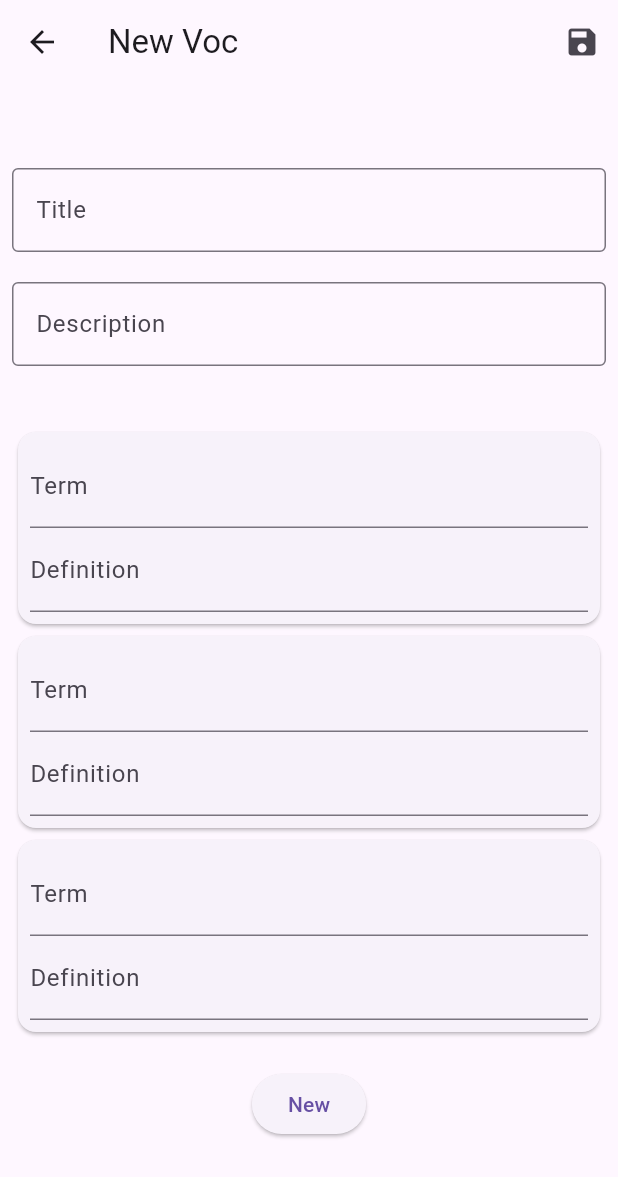
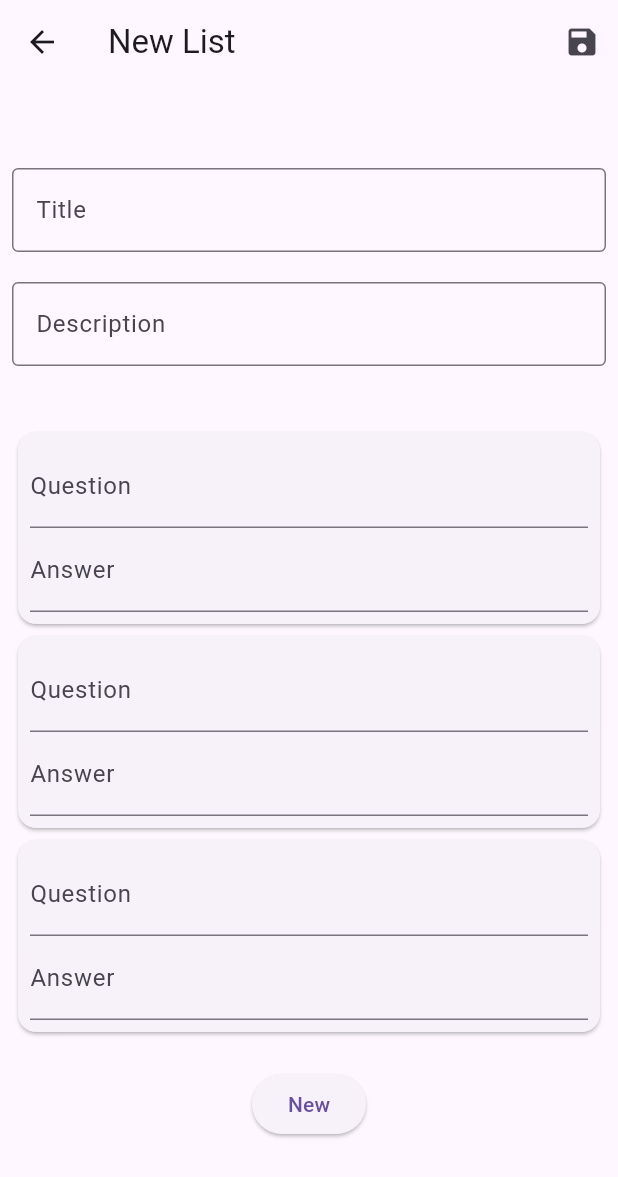
Before and after one commit to judemont/QuizFlow, a Flutter app: the VocEditorPage screen opened directly, on a phone screen of 412 x 824 dp. Shown: the top 1177 px of the screen. Run offline on Flutter 3.47's test engine with Material 3 defaults, Android fonts, the light colour scheme and no system bars; our stand-ins replace share_plus, shared_preferences, sqflite, sqflite_common_ffi; missing offline and left inert: file_selector; accounts and stored records are empty.

Commit message:
Update variable names and labels for word-related features

```diff
--- a/lib/models/word.dart
+++ b/lib/models/word.dart
@@ -1,13 +1,13 @@
 class Word {
   final int? id;
   final String? word;
-  final String? definition;
+  final String? answer;
   final int? vocId;
 
   const Word({
     this.id,
     this.word,
-    this.definition,
+    this.answer,
     this.vocId,
   });
 
@@ -15,7 +15,7 @@ class Word {
     return {
       'id': id,
       'word': word,
-      'definition': definition,
+      'definition': answer,
       'vocId': vocId,
     };
   }
@@ -24,7 +24,7 @@ class Word {
     return Word(
       id: map['id'],
       word: map['word'],
-      definition: map['definition'],
+      answer: map['definition'],
       vocId: map['vocId'],
     );
   }
--- a/lib/pages_layout.dart
+++ b/lib/pages_layout.dart
@@ -51,7 +51,7 @@ class _PagesLayoutState extends State<PagesLayout> {
                 destinations: const [
                   NavigationDestination(icon: Icon(Icons.home), label: "Home"),
                   NavigationDestination(
-                      icon: Icon(Icons.add_circle), label: "New Voc"),
+                      icon: Icon(Icons.add_circle), label: "New List"),
                   NavigationDestination(
                       icon: Icon(Icons.settings), label: "Settings")
                 ],
--- a/lib/widgets/flashcard.dart
+++ b/lib/widgets/flashcard.dart
@@ -44,7 +44,7 @@ class _FlashCardState extends State<FlashCard> {
                   cardContent: widget.word.word ?? "",
                 ),
                 back: FlashcardCard(
-                  cardContent: widget.word.definition ?? "",
+                  cardContent: widget.word.answer ?? "",
                 ))));
   }
 }
--- a/lib/widgets/voc_editor_page.dart
+++ b/lib/widgets/voc_editor_page.dart
@@ -24,10 +24,10 @@ class _VocEditorPageState extends State<VocEditorPage> {
 
   void newCard({Word? initialWord}) {
     setState(() {
-      TextEditingController termController =
+      TextEditingController questionController =
           TextEditingController(text: initialWord?.word ?? "");
-      TextEditingController definitionController =
-          TextEditingController(text: initialWord?.definition ?? "");
+      TextEditingController answerController =
+          TextEditingController(text: initialWord?.answer ?? "");
 
       int wordIndex = wordsControllers.length + 1;
 
@@ -35,7 +35,7 @@ class _VocEditorPageState extends State<VocEditorPage> {
         direction: DismissDirection.endToStart,
         onDismissed: (DismissDirection direction) {
           print('Dismissed with direction $direction');
-          print(definitionController.text);
+          print(answerController.text);
           wordsControllers.removeAt(wordIndex);
         },
         // confirmDismiss:
@@ -54,12 +54,12 @@ class _VocEditorPageState extends State<VocEditorPage> {
         ),
         key: UniqueKey(),
         child: WordEditorCard(
-          termController: termController,
-          definitionController: definitionController,
+          questionController: questionController,
+          answerController: answerController,
         ),
       ));
 
-      wordsControllers.add([termController, definitionController]);
+      wordsControllers.add([questionController, answerController]);
     });
   }
 
@@ -88,7 +88,7 @@ class _VocEditorPageState extends State<VocEditorPage> {
         await DatabaseService.createWord(Word(
             vocId: vocId,
             word: wordsControllers[i][0].text,
-            definition: wordsControllers[i][1].text));
+            answer: wordsControllers[i][1].text));
       }
     }
     return;
@@ -113,7 +113,7 @@ class _VocEditorPageState extends State<VocEditorPage> {
   Widget build(BuildContext context) {
     return Scaffold(
       appBar: AppBar(
-        title: Text(widget.initialVoc == null ? "New Voc" : "Edit Voc"),
+        title: Text(widget.initialVoc == null ? "New List" : "Edit List"),
         actions: [
           IconButton(
               icon: const Icon(Icons.save),
--- a/lib/widgets/word_card.dart
+++ b/lib/widgets/word_card.dart
@@ -16,7 +16,7 @@ class WordCard extends StatelessWidget {
             const SizedBox(
               height: 20,
             ),
-            Text(word.definition ?? "")
+            Text(word.answer ?? "")
           ],
         ),
       ),
--- a/lib/widgets/word_editor_card.dart
+++ b/lib/widgets/word_editor_card.dart
@@ -1,13 +1,13 @@
 import 'package:flutter/material.dart';
 
 class WordEditorCard extends StatefulWidget {
-  final TextEditingController termController;
-  final TextEditingController definitionController;
+  final TextEditingController questionController;
+  final TextEditingController answerController;
 
   const WordEditorCard(
       {super.key,
-      required this.termController,
-      required this.definitionController});
+      required this.questionController,
+      required this.answerController});
 
   @override
   State<WordEditorCard> createState() => _WordEditorCardState();
@@ -22,17 +22,17 @@ class _WordEditorCardState extends State<WordEditorCard> {
         child: Column(
           children: [
             TextField(
-              controller: widget.termController,
+              controller: widget.questionController,
               decoration: const InputDecoration(
                 border: UnderlineInputBorder(),
-                labelText: 'Term',
+                labelText: 'Question',
               ),
             ),
             TextField(
-              controller: widget.definitionController,
+              controller: widget.answerController,
               decoration: const InputDecoration(
                 border: UnderlineInputBorder(),
-                labelText: 'Definition',
+                labelText: 'Answer',
               ),
             )
           ],
--- a/lib/widgets/write_page.dart
+++ b/lib/widgets/write_page.dart
@@ -19,7 +19,7 @@ class _WritePageState extends State<WritePage> {
   bool wrongAnswer = false;
   String goodAnswerText = "Good answer ! 😊👏";
   String userAnswer = "";
-  final String defaultInputLabelText = "Type the term";
+  final String defaultInputLabelText = "Type the question";
   String inputLabelText = "";
   final int waitTimeAfterCorrectAnswer = 2;
   List<Word> incorrectWords = [];
@@ -98,7 +98,7 @@ class _WritePageState extends State<WritePage> {
     setState(() {
       userAnswer = answerController.text;
     });
-    if (actualWord.definition == userAnswer) {
+    if (actualWord.answer == userAnswer) {
       onTrue();
     } else {
       onWrong();
@@ -122,7 +122,7 @@ class _WritePageState extends State<WritePage> {
               visible: wrongAnswer,
               child: Column(children: [
                 Text(
-                  "Correct answer: \"${actualWord.definition}\"",
+                  "Correct answer: \"${actualWord.answer}\"",
                   style: const TextStyle(
                       color: Colors.green, fontWeight: FontWeight.bold),
                 ),
```
